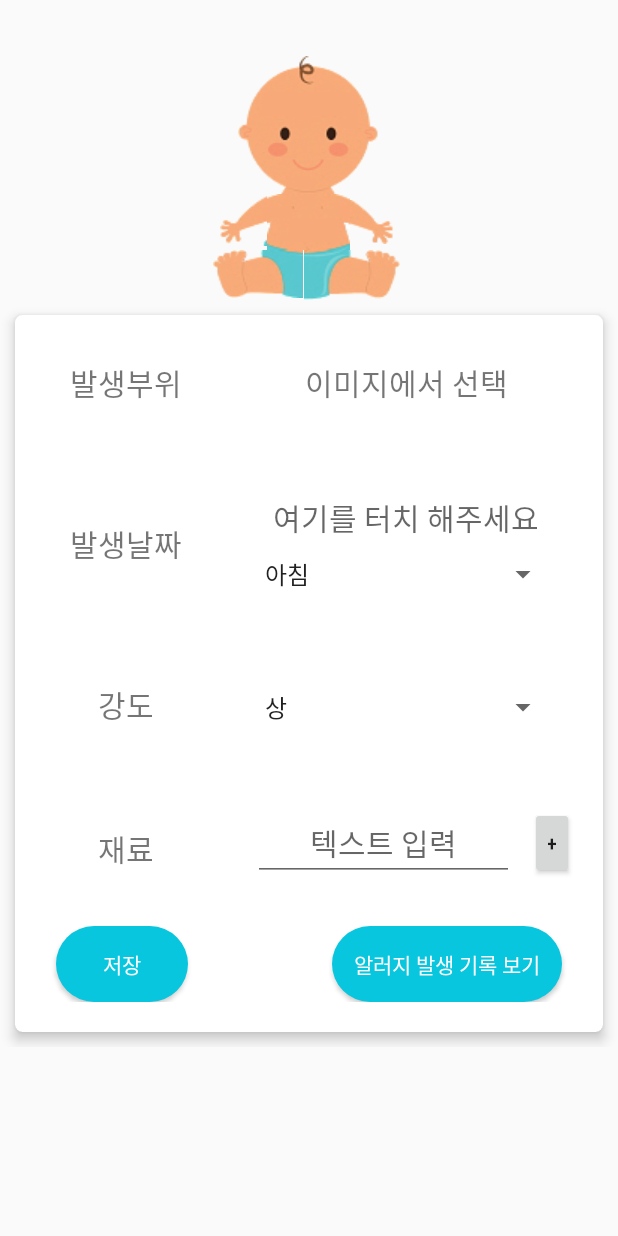
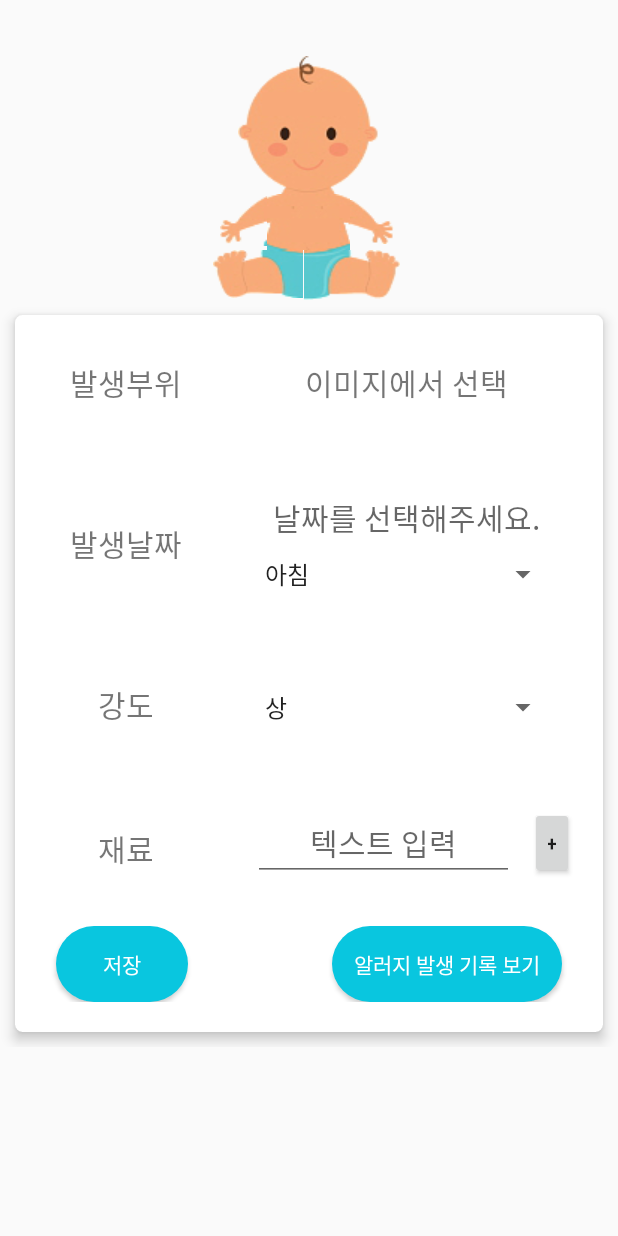
Before and after one commit to 6415y/healthybaby, an Android app: the AllergyActivity screen opened directly, with no data from a screen before it, on a phone screen of 412 x 824 dp. Run offline under Robolectric (Android 15) with nearby library versions, the phone set to English and light mode, and no system bars; our stand-ins replace CircleImageView, Firebase (no records; nobody signed in at launch, a user with empty details on screens opened directly).

Commit message:
AllergyActivity: textview hint 수정

```diff
--- a/app/src/main/res/layout/activity_allergy.xml
+++ b/app/src/main/res/layout/activity_allergy.xml
@@ -148,7 +148,7 @@
                                 android:layout_marginLeft="20dp"
                                 android:layout_marginRight="20dp"
                                 android:layout_marginBottom="5dp"
-                                android:hint="여기를 터치 해주세요"
+                                android:hint="날짜를 선택해주세요."
                                 android:textSize="20sp" />
 
                             <Spinner
```
